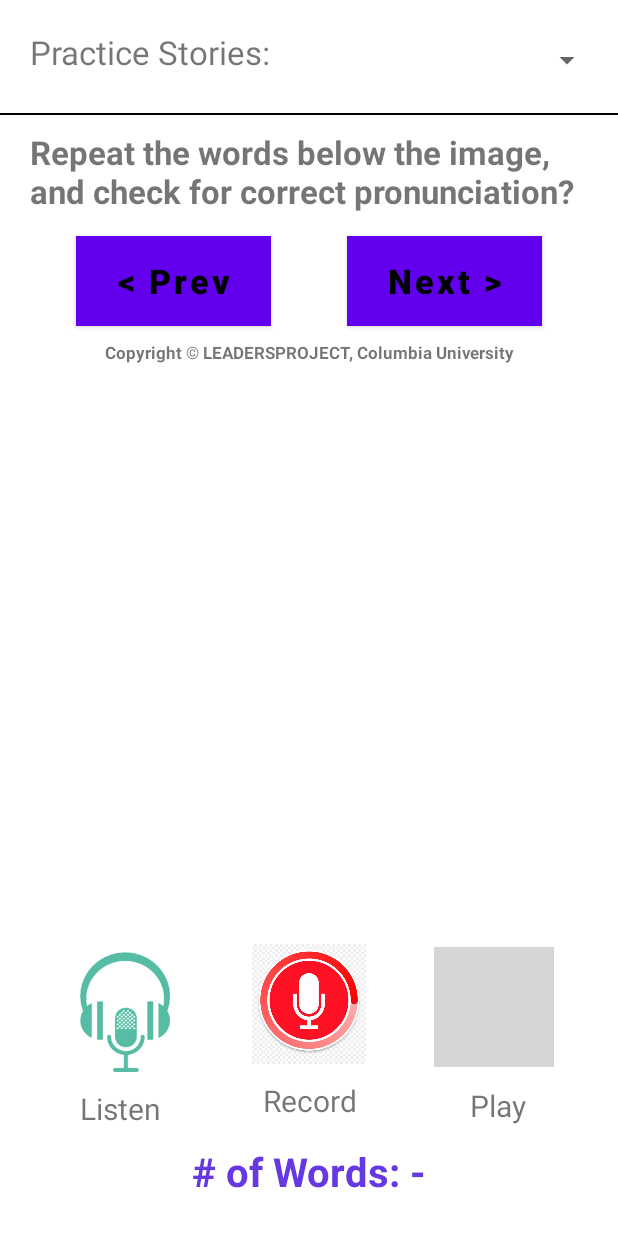
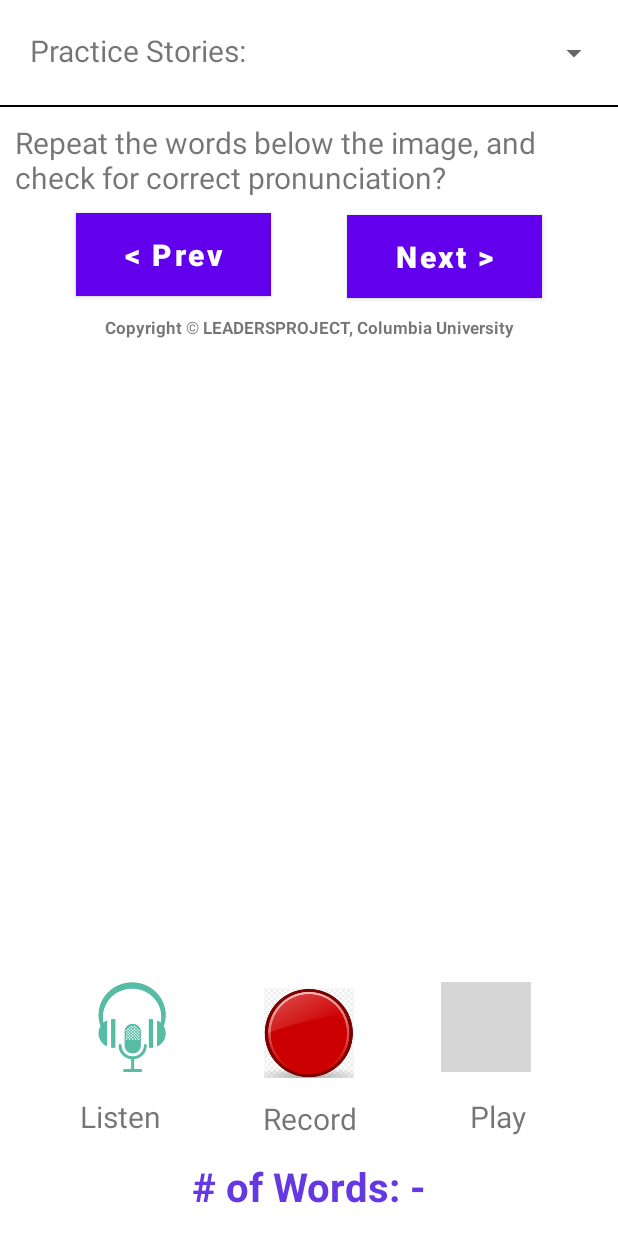
Before and after one commit to simonekarani/SpeechImprovAndroid, an Android app: the layout activity_story_practice.xml on its own in the app's theme, with its tools: preview values and no code run, on a phone screen of 412 x 824 dp. Run offline under Robolectric (Android 15) with nearby library versions, the phone set to English and light mode, and no system bars; grey boxes are pictures that could not be loaded.

Commit message:
Story Practice completion with audio

```diff
--- a/app/src/main/res/layout/activity_story_practice.xml
+++ b/app/src/main/res/layout/activity_story_practice.xml
@@ -8,9 +8,9 @@
     <Button
         android:id="@+id/prevImage2"
         android:layout_width="130dp"
-        android:layout_height="60dp"
+        android:layout_height="55dp"
         android:layout_gravity="center"
-        android:layout_marginTop="15dp"
+        android:layout_marginTop="10dp"
         android:layout_weight="1"
         android:adjustViewBounds="true"
         android:background="#A9A9A9"
@@ -18,8 +18,8 @@
         android:scaleType="fitCenter"
         android:text="&#60;&#160;Prev"
         android:textAllCaps="false"
-        android:textColor="@android:color/black"
-        android:textSize="25sp"
+        android:textColor="@android:color/white"
+        android:textSize="22sp"
         android:textStyle="bold"
         app:layout_constraintEnd_toStartOf="@+id/nextImage2"
         app:layout_constraintHorizontal_bias="0.5"
@@ -29,9 +29,10 @@
     <Button
         android:id="@+id/nextImage2"
         android:layout_width="130dp"
-        android:layout_height="60dp"
+        android:layout_height="55dp"
         android:layout_gravity="center"
-        android:layout_marginTop="15dp"
+        android:layout_marginTop="10dp"
+        android:layout_marginBottom="10dp"
         android:layout_weight="1"
         android:adjustViewBounds="true"
         android:background="#A9A9A9"
@@ -39,9 +40,10 @@
         android:scaleType="fitCenter"
         android:text="Next&#160;&#62;"
         android:textAllCaps="false"
-        android:textColor="@android:color/black"
-        android:textSize="25sp"
+        android:textColor="@android:color/white"
+        android:textSize="22sp"
         android:textStyle="bold"
+        app:layout_constraintBottom_toTopOf="@+id/wordCopyrightText2"
         app:layout_constraintEnd_toEndOf="parent"
         app:layout_constraintHorizontal_bias="0.5"
         app:layout_constraintStart_toEndOf="@+id/prevImage2"
@@ -49,8 +51,8 @@
 
     <ImageButton
         android:id="@+id/recordedBtn2"
-        android:layout_width="80dp"
-        android:layout_height="80dp"
+        android:layout_width="60dp"
+        android:layout_height="60dp"
         android:layout_gravity="center"
         android:layout_marginTop="5dp"
         android:layout_marginBottom="5dp"
@@ -68,8 +70,8 @@
 
     <ImageButton
         android:id="@+id/recBtn2"
-        android:layout_width="80dp"
-        android:layout_height="80dp"
+        android:layout_width="60dp"
+        android:layout_height="60dp"
         android:layout_gravity="center"
         android:layout_marginTop="5dp"
         android:layout_marginBottom="5dp"
@@ -87,8 +89,8 @@
 
     <ImageButton
         android:id="@+id/playBtn2"
-        android:layout_width="80dp"
-        android:layout_height="80dp"
+        android:layout_width="60dp"
+        android:layout_height="60dp"
         android:layout_gravity="center"
         android:layout_marginTop="5dp"
         android:layout_marginBottom="5dp"
@@ -109,11 +111,12 @@
         android:layout_width="0dp"
         android:layout_height="0dp"
         android:layout_gravity="center"
-        android:layout_marginTop="5dp"
+        android:layout_marginTop="2dp"
         android:layout_marginBottom="5dp"
-        app:layout_constraintBottom_toTopOf="@+id/recordedBtn2"
+        app:layout_constraintBottom_toTopOf="@+id/recBtn2"
         app:layout_constraintDimensionRatio="H,1:1"
         app:layout_constraintEnd_toEndOf="parent"
+        app:layout_constraintHorizontal_bias="0.455"
         app:layout_constraintStart_toStartOf="parent"
         app:layout_constraintTop_toBottomOf="@+id/wordCopyrightText2" />
 
@@ -122,8 +125,11 @@
         android:layout_width="0dp"
         android:layout_height="40dp"
         android:layout_marginStart="5dp"
-        android:layout_marginTop="20dp"
-        android:layout_marginEnd="10dp"
+        android:layout_marginTop="10dp"
+        android:layout_marginEnd="5dp"
+        android:layout_marginBottom="10dp"
+        android:textSize="20dp"
+        app:layout_constraintBottom_toTopOf="@+id/separator"
         app:layout_constraintEnd_toEndOf="parent"
         app:layout_constraintStart_toEndOf="@+id/spinnerTitle2"
         app:layout_constraintTop_toTopOf="parent" />
@@ -134,9 +140,11 @@
         android:layout_height="40dp"
         android:layout_marginStart="20dp"
         android:layout_marginTop="20dp"
-        android:layout_marginEnd="20dp"
+        android:layout_marginEnd="5dp"
+        android:layout_marginBottom="10dp"
         android:text="Practice Stories: "
-        android:textSize="22dp"
+        android:textSize="20dp"
+        app:layout_constraintBottom_toTopOf="@+id/separator"
         app:layout_constraintEnd_toStartOf="@+id/story_spinner"
         app:layout_constraintStart_toStartOf="parent"
         app:layout_constraintTop_toTopOf="parent" />
@@ -145,13 +153,12 @@
         android:id="@+id/instrText2"
         android:layout_width="match_parent"
         android:layout_height="wrap_content"
-        android:layout_marginStart="20dp"
+        android:layout_marginStart="10dp"
         android:layout_marginTop="10dp"
-        android:layout_marginEnd="20dp"
+        android:layout_marginEnd="10dp"
         android:gravity="left"
         android:text="Repeat the words below the image, and check for correct pronunciation?"
-        android:textSize="22dp"
-        android:textStyle="bold"
+        android:textSize="20dp"
         app:layout_constraintEnd_toEndOf="parent"
         app:layout_constraintStart_toStartOf="parent"
         app:layout_constraintTop_toBottomOf="@+id/separator" />
@@ -163,7 +170,7 @@
         android:layout_marginStart="20dp"
         android:layout_marginTop="10dp"
         android:layout_marginEnd="20dp"
-        android:layout_marginBottom="5dp"
+        android:layout_marginBottom="2dp"
         android:gravity="center"
         android:text="Copyright &#169; LEADERSPROJECT, Columbia University"
         android:textSize="11dp"
@@ -201,7 +208,7 @@
         android:gravity="center"
         android:text="Record"
         android:textSize="20dp"
-        app:layout_constraintBottom_toBottomOf="@id/wordCountText2"
+        app:layout_constraintBottom_toTopOf="@+id/wordCountText2"
         app:layout_constraintEnd_toStartOf="@+id/playText2"
         app:layout_constraintHorizontal_bias="0.5"
         app:layout_constraintStart_toEndOf="@+id/recordedText2"
@@ -230,7 +237,7 @@
         android:layout_height="1dip"
         android:layout_alignParentTop="true"
         android:layout_centerVertical="true"
-        android:layout_marginTop="15dp"
+        android:layout_marginTop="10dp"
         android:background="#000000"
         app:layout_constraintEnd_toEndOf="parent"
         app:layout_constraintStart_toStartOf="parent"
@@ -241,7 +248,6 @@
         android:layout_width="match_parent"
         android:layout_height="wrap_content"
         android:layout_marginStart="10dp"
-        android:layout_marginTop="5dp"
         android:layout_marginEnd="10dp"
         android:layout_marginBottom="15dp"
         android:gravity="center"
@@ -252,7 +258,6 @@
         app:layout_constraintBottom_toBottomOf="parent"
         app:layout_constraintEnd_toEndOf="parent"
         app:layout_constraintHorizontal_bias="0.0"
-        app:layout_constraintStart_toStartOf="parent"
-        app:layout_constraintTop_toBottomOf="@+id/recText2" />
+        app:layout_constraintStart_toStartOf="parent" />
 
 </androidx.constraintlayout.widget.ConstraintLayout>
--- a/app/src/main/res/layout/row.xml
+++ b/app/src/main/res/layout/row.xml
@@ -18,7 +18,7 @@
         android:layout_width="240dp"
         android:layout_height="wrap_content"
         android:layout_marginLeft="10dp"
-        android:textSize="22dp"
+        android:textSize="20dp"
         android:textStyle="bold" />
 
 </LinearLayout>
--- a/app/src/main/res/layout/story_row.xml
+++ b/app/src/main/res/layout/story_row.xml
@@ -8,10 +8,10 @@
 
     <TextView
         android:id="@+id/story_row_text"
-        android:layout_width="240dp"
+        android:layout_width="wrap_content"
         android:layout_height="wrap_content"
         android:layout_marginLeft="10dp"
-        android:textSize="22dp"
-        android:textStyle="bold" />
+        android:textSize="20dp"
+        android:textStyle="normal" />
 
 </LinearLayout>
```
Also changed, not shown: app/src/main/java/com/simonekarani/speechimprov/storypractice/StoryPracticeActivity.java (+69 -33 lines), app/src/main/java/com/simonekarani/speechimprov/storypractice/StoryPracticeData.java (+9 -9 lines), app/src/main/res/drawable-v24/rec.png (deleted), app/src/main/res/drawable-v24/rec_progress.png (deleted), app/src/main/res/drawable/rec.png (added), app/src/main/res/drawable/rec_progress.png (added).
